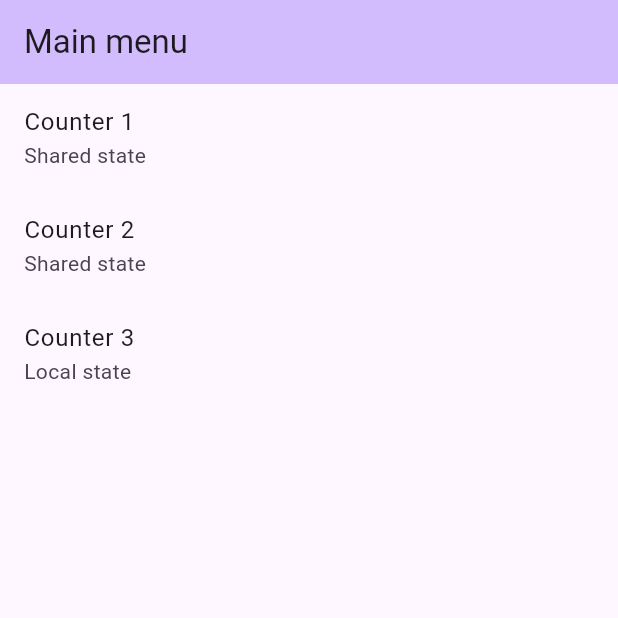
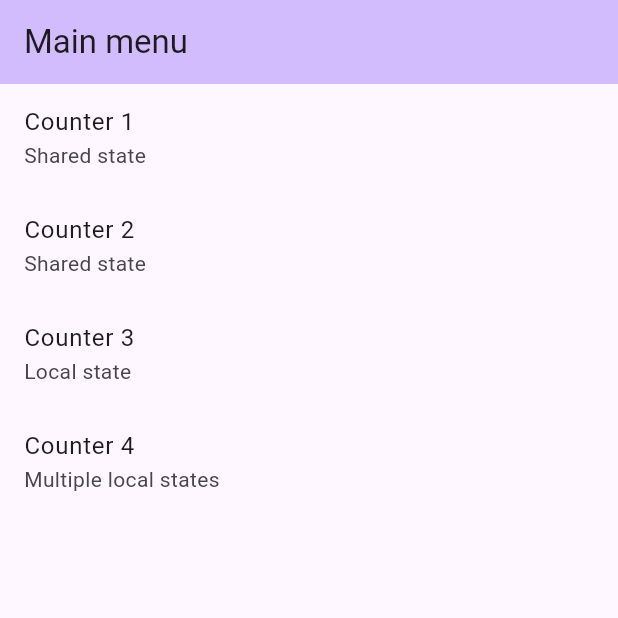
Before and after one commit to jsroest/signal_state_provider, a Flutter app: the screen it shows after launch, on a phone screen of 412 x 824 dp, the top half of it. Run offline on Flutter 3.47's test engine with Material 3 defaults, Android fonts, the phone set to English and light mode, and no system bars; our stand-ins replace signals.

Commit message:
MultiStateProvider

````diff
--- a/lib/main.dart
+++ b/lib/main.dart
@@ -1,7 +1,7 @@
 import 'package:flutter/material.dart';
-import 'package:poc/counter_state.dart';
-import 'package:poc/main_menu.dart';
-import 'package:poc/state_widget.dart';
+import 'package:poc/pages/main_menu_page.dart';
+import 'package:poc/state_provider/state_provider.dart';
+import 'package:poc/states/counter_state.dart';
 
 void main() {
   runApp(const MyApp());
@@ -12,7 +12,7 @@ class MyApp extends StatelessWidget {
 
   @override
   Widget build(BuildContext context) {
-    return StateWidget(
+    return StateProvider(
       create: () => CounterState(debugLabel: 'Shared counter state'),
       builder: (context) => MaterialApp(
         title: 'Flutter Demo',
@@ -20,7 +20,7 @@ class MyApp extends StatelessWidget {
           colorScheme: ColorScheme.fromSeed(seedColor: Colors.deepPurple),
           useMaterial3: true,
         ),
-        home: const MainMenu(),
+        home: const MainMenuPage(),
       ),
     );
   }
--- a/lib/counter_page.dart
+++ b/lib/pages/counter_page.dart
@@ -1,6 +1,6 @@
 import 'package:flutter/material.dart';
-import 'package:poc/counter_state.dart';
-import 'package:poc/state_widget.dart';
+import 'package:poc/state_provider/state_provider.dart';
+import 'package:poc/states/counter_state.dart';
 import 'package:signals/signals_flutter.dart';
 
 class CounterPage extends StatelessWidget {
@@ -10,7 +10,7 @@ class CounterPage extends StatelessWidget {
 
   @override
   Widget build(BuildContext context) {
-    final counterState = StateWidget.of<CounterState>(context);
+    final counterState = StateProvider.of<CounterState>(context);
     return Scaffold(
       appBar: AppBar(
         backgroundColor: Theme.of(context).colorScheme.inversePrimary,
--- a/lib/main_menu.dart
+++ b/lib/pages/main_menu_page.dart
@@ -1,10 +1,11 @@
 import 'package:flutter/material.dart';
-import 'package:poc/counter_page.dart';
-import 'package:poc/counter_state.dart';
-import 'package:poc/state_widget.dart';
+import 'package:poc/pages/counter_page.dart';
+import 'package:poc/pages/multi_counter_page.dart';
+import 'package:poc/state_provider/state_provider.dart';
+import 'package:poc/states/counter_state.dart';
 
-class MainMenu extends StatelessWidget {
-  const MainMenu({super.key});
+class MainMenuPage extends StatelessWidget {
+  const MainMenuPage({super.key});
 
   @override
   Widget build(BuildContext context) {
@@ -40,7 +41,7 @@ class MainMenu extends StatelessWidget {
             subtitle: const Text('Local state'),
             onTap: () => Navigator.of(context).push(
               MaterialPageRoute(
-                builder: (context) => StateWidget(
+                builder: (context) => StateProvider(
                     create: () =>
                         CounterState(debugLabel: 'Local counter state'),
                     builder: (context) {
@@ -49,6 +50,16 @@ class MainMenu extends StatelessWidget {
                     }),
               ),
             ),
+          ),
+          ListTile(
+            title: const Text('Counter 4'),
+            subtitle: const Text('Multiple local states'),
+            onTap: () => Navigator.of(context).push(
+              MaterialPageRoute(
+                builder: (context) => const MultiCounterPage(
+                    title: 'Counter 4, with multiple local states'),
+              ),
+            ),
           )
         ],
       ),
--- a/lib/state_widget.dart
+++ b/lib/state_provider/state_provider.dart
@@ -1,4 +1,4 @@
-import 'package:flutter/material.dart';
+import 'package:flutter/widgets.dart';
 
 /// A widget for storing state.
 ///
@@ -9,17 +9,17 @@ import 'package:flutter/material.dart';
 /// Example usage:
 ///
 /// ```dart
-/// StateWidget<MyStateClass>(
+/// StateProvider<MyStateClass>(
 ///   create: () => MyStateClass(),
 ///   builder: (context) {
-///     // Access state object using StateWidget.of<MyStateClass>(context)
-///     final state = StateWidget.of<MyStateClass>(context);
+///     // Access state object using StateProvider.of<MyStateClass>(context)
+///     final state = StateProvider.of<MyStateClass>(context);
 ///     return ...
 ///   },
 /// )
 /// ```
-class StateWidget<T> extends StatefulWidget {
-  const StateWidget({
+class StateProvider<T> extends StatefulWidget {
+  const StateProvider({
     super.key,
     required this.create,
     required this.builder,
@@ -27,25 +27,25 @@ class StateWidget<T> extends StatefulWidget {
 
   /// Creates a state object.
   ///
-  /// This function is called once during the lifecycle of the [StateWidget] to
+  /// This function is called once during the lifecycle of the [StateProvider] to
   /// create the initial state object.
   final T Function() create;
 
   /// Builds the child widgets using the state object.
   ///
-  /// The [StateWidget] will be accessible in the context used by this builder.
+  /// The [StateProvider] will be accessible in the context used by this builder.
   /// See [Builder] for more details.
   final WidgetBuilder builder;
 
   /// Retrieves the state object from the current context.
   ///
-  /// Use this method to access the state object created by the [StateWidget]
+  /// Use this method to access the state object created by the [StateProvider]
   /// from anywhere in the widget tree.
   ///
   /// Example:
   ///
   /// ```dart
-  /// final state = StateWidget.of<MyStateClass>(context);
+  /// final state = StateProvider.of<MyStateClass>(context);
   /// ```
   static T of<T>(BuildContext context) {
     return context
@@ -55,11 +55,11 @@ class StateWidget<T> extends StatefulWidget {
 
   // Default createState method that every StatefulWidget needs
   @override
-  State<StateWidget> createState() => _StateWidgetState<T>();
+  State<StateProvider> createState() => _StateProviderState<T>();
 }
 
-class _StateWidgetState<T> extends State<StateWidget> {
-  /// The state object created by the [StateWidget].
+class _StateProviderState<T> extends State<StateProvider> {
+  /// The state object created by the [StateProvider].
   late final T state;
 
   @override
@@ -82,8 +82,8 @@ class _StateWidgetState<T> extends State<StateWidget> {
 
 /// An [InheritedWidget] that provides access to the state object.
 ///
-/// This widget is used internally by [StateWidget] to make the state object
-/// accessible throughout the widget tree using [StateWidget.of<T>].
+/// This widget is used internally by [StateProvider] to make the state object
+/// accessible throughout the widget tree using [StateProvider.of<T>].
 class _StateInheritedWidget<T> extends InheritedWidget {
   const _StateInheritedWidget({
     super.key,
@@ -91,7 +91,7 @@ class _StateInheritedWidget<T> extends InheritedWidget {
     required super.child,
   });
 
-  /// The state object created by [StateWidget].
+  /// The state object created by [StateProvider].
   final T state;
 
   /// No need to notify children when the state object changes, as
````
Also changed, not shown: lib/pages/multi_counter_page.dart (added, +83 -0 lines), lib/state_provider/multi_state_provider.dart (added, +30 -0 lines), lib/state_provider/state_provider_builder.dart (added, +13 -0 lines), lib/states/multi_counters.dart (added, +13 -0 lines), lib/states/counter_state.dart (renamed from lib/counter_state.dart).
